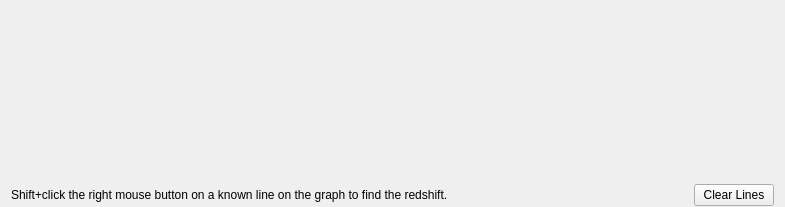
Old version of the form code/display/QtPlotter/LineOverlaysTab.ui in the repository radio-astro/casa.
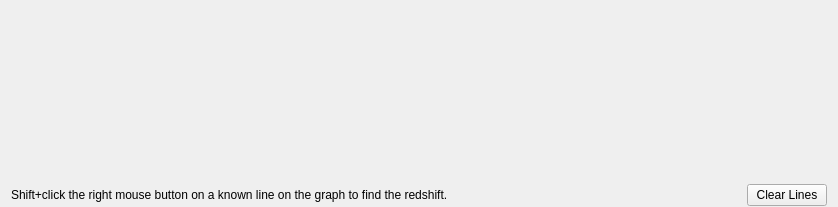
New version of the form.

What changed in the file:
```diff
--- a/code/display/QtPlotter/LineOverlaysTab.ui
+++ b/code/display/QtPlotter/LineOverlaysTab.ui
@@ -6,7 +6,7 @@
    <rect>
     <x>0</x>
     <y>0</y>
-    <width>785</width>
+    <width>838</width>
     <height>207</height>
    </rect>
   </property>
```
